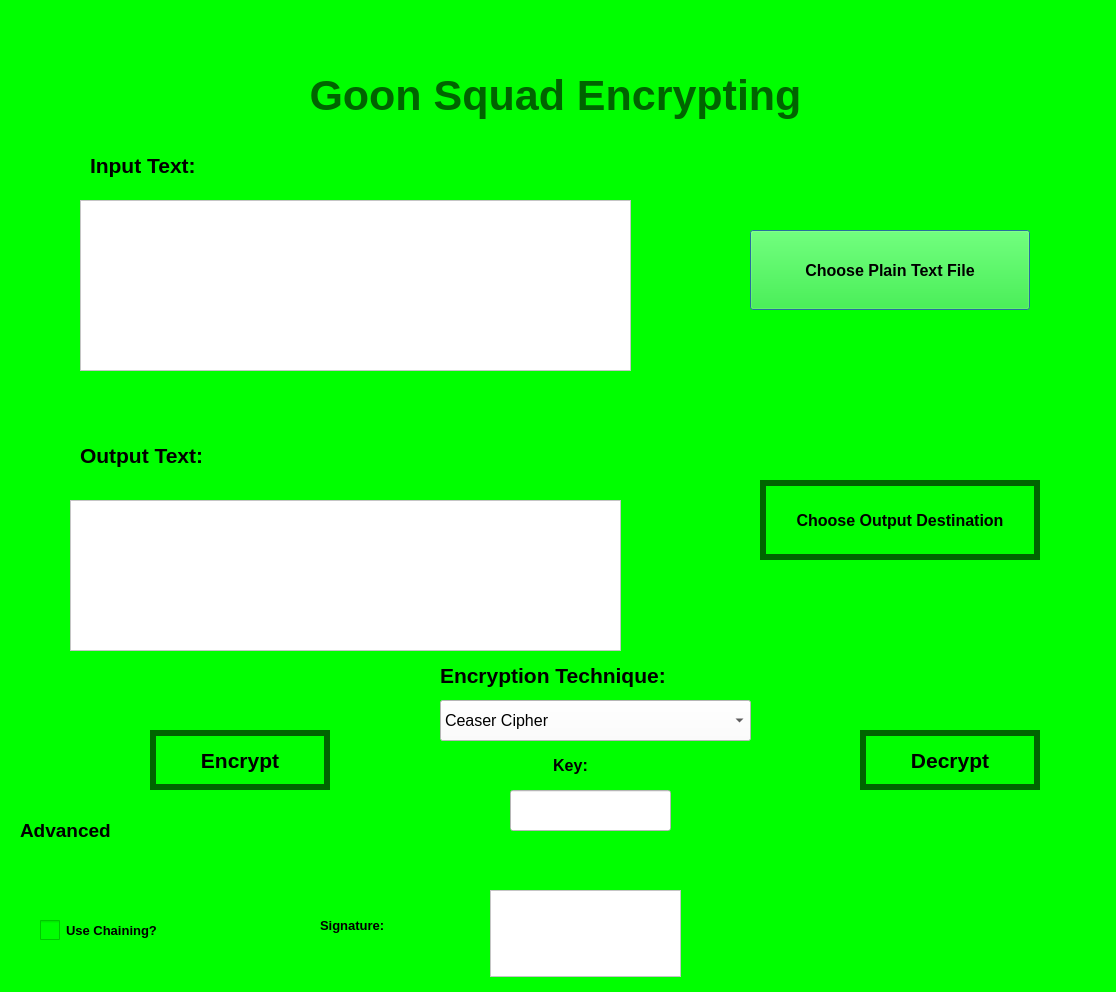
Before: the Qt Designer form UI Files/MainScreen.ui in Theneroc/Encryption-Project, drawn with Qt 5.
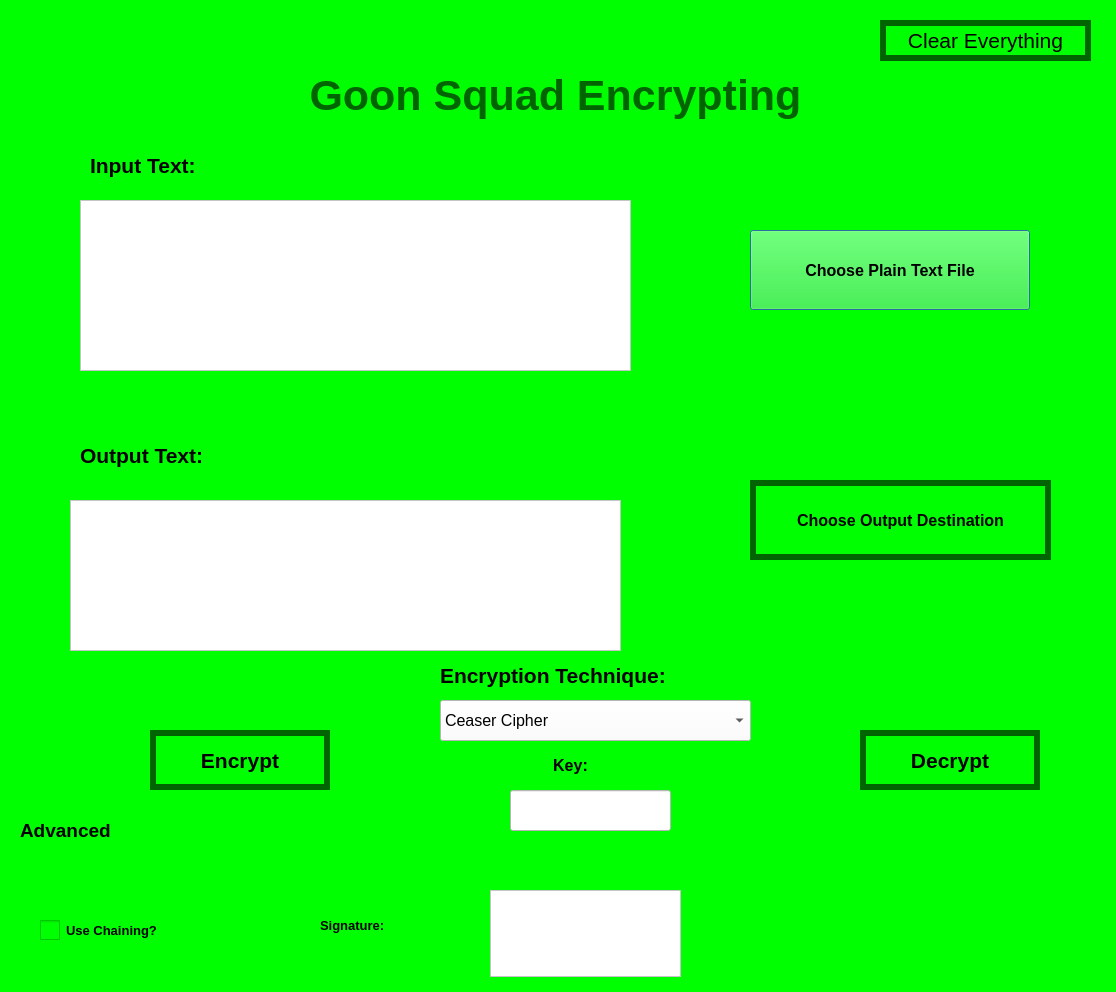
After: the same form once the commit is applied.

Diff of the .ui file:
```diff
--- a/UI Files/MainScreen.ui
+++ b/UI Files/MainScreen.ui
@@ -95,9 +95,9 @@
   <widget class="QPushButton" name="btnSelectOutputDestination">
    <property name="geometry">
     <rect>
-     <x>760</x>
+     <x>750</x>
      <y>480</y>
-     <width>280</width>
+     <width>301</width>
      <height>80</height>
     </rect>
    </property>
@@ -516,6 +516,39 @@
     <string>Signature:</string>
    </property>
   </widget>
+  <widget class="QPushButton" name="btnClear">
+   <property name="geometry">
+    <rect>
+     <x>880</x>
+     <y>20</y>
+     <width>211</width>
+     <height>41</height>
+    </rect>
+   </property>
+   <property name="font">
+    <font>
+     <pointsize>16</pointsize>
+    </font>
+   </property>
+   <property name="styleSheet">
+    <string notr="true">
+QPushButton#btnClear::hover
+{
+border: 6px solid rgb(255,255,255);
+}
+
+QPushButton#btnClear{
+
+
+background-color: rgb(0, 255, 0);
+border: 6px solid rgb(0,100,0);
+
+}</string>
+   </property>
+   <property name="text">
+    <string>Clear Everything</string>
+   </property>
+  </widget>
  </widget>
  <resources/>
  <connections/>
```
Left out of the diff: 10 changed lines with no effect on the pictures.
